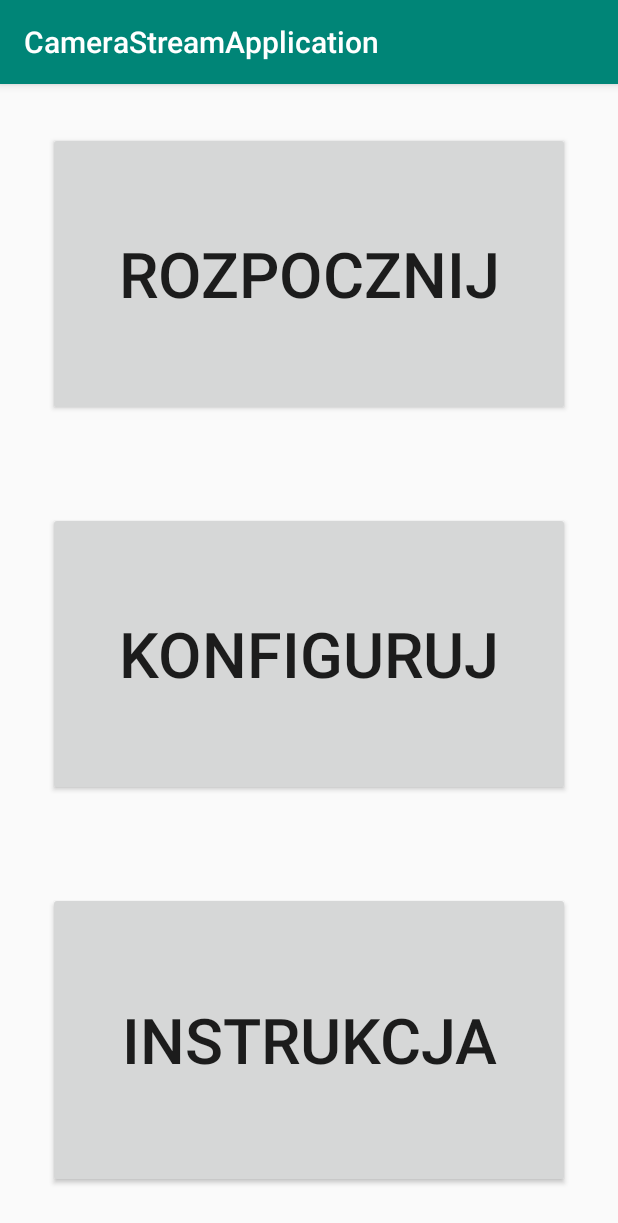
After one commit to MichalMonko/BachelorThesis, an Android app: the MainMenuActivity screen opened directly, with no data from a screen before it, on a phone screen of 412 x 824 dp. The commit adds this screen. Shown: the top 1223 px of the screen. Run offline under Robolectric (Android 15) with nearby library versions, the phone set to English and light mode, and no system bars; network calls fail.

Commit message:
Added menu

```diff
--- /dev/null
+++ b/app/src/main/java/com/example/camerastreamapplication/MainMenuActivity.kt
@@ -0,0 +1,37 @@
+package com.example.camerastreamapplication
+
+import android.Manifest
+import android.content.Intent
+import android.os.Bundle
+import android.support.v4.app.ActivityCompat
+import android.support.v7.app.AppCompatActivity
+import android.util.Log
+import android.view.View
+import kotlinx.android.synthetic.main.activity_main_menu.*
+
+private const val CAMERA_PERMISSION_CODE = 101
+private const val TAG = "MAIN_MENU"
+
+class MainMenuActivity : AppCompatActivity(), View.OnClickListener
+{
+
+    override fun onCreate(savedInstanceState: Bundle?)
+    {
+        super.onCreate(savedInstanceState)
+        setContentView(R.layout.activity_main_menu)
+
+        ActivityCompat.requestPermissions(this, arrayOf(Manifest.permission.CAMERA), CAMERA_PERMISSION_CODE)
+        startButton.setOnClickListener(this)
+    }
+
+    override fun onClick(view: View?)
+    {
+        when (view)
+        {
+            startButton     -> startActivity(Intent(this, MainActivity::class.java))
+            configureButton -> Log.d(TAG, "Configure Clicked")
+            helpButton      -> Log.d(TAG, "Help clicked")
+            else            -> throw IllegalArgumentException("Invalid view passed to on click listener")
+        }
+    }
+}
--- a/app/src/main/java/com/example/camerastreamapplication/audio/AudioNotificator.kt
+++ b/app/src/main/java/com/example/camerastreamapplication/audio/AudioNotificator.kt
@@ -71,7 +71,7 @@ class AudioNotificator(private val activity: Activity)
     {
         if (state != STATE.READY)
         {
-            throw IllegalStateException("notify can be called only from READY state")
+            return
         }
 
         state = STATE.PLAYING
--- /dev/null
+++ b/app/src/main/res/layout/activity_main_menu.xml
@@ -0,0 +1,67 @@
+<?xml version="1.0" encoding="utf-8"?>
+<android.support.constraint.ConstraintLayout xmlns:android="http://schemas.android.com/apk/res/android"
+    xmlns:app="http://schemas.android.com/apk/res-auto"
+    xmlns:tools="http://schemas.android.com/tools"
+    android:layout_width="match_parent"
+    android:layout_height="match_parent"
+    tools:context=".MainMenuActivity">
+
+    <android.support.constraint.Guideline
+        android:id="@+id/guideline"
+        android:layout_width="wrap_content"
+        android:layout_height="wrap_content"
+        android:orientation="horizontal"
+        app:layout_constraintGuide_percent="0.33" />
+
+    <android.support.constraint.Guideline
+        android:id="@+id/guideline2"
+        android:layout_width="wrap_content"
+        android:layout_height="wrap_content"
+        android:orientation="horizontal"
+        app:layout_constraintGuide_percent="0.66" />
+
+    <Button
+        android:id="@+id/startButton"
+        android:layout_width="0dp"
+        android:layout_height="0dp"
+        android:layout_marginStart="32dp"
+        android:layout_marginTop="32dp"
+        android:layout_marginEnd="32dp"
+        android:layout_marginBottom="32dp"
+        android:text="Rozpocznij"
+        android:textSize="42sp"
+        app:layout_constraintBottom_toTopOf="@+id/guideline"
+        app:layout_constraintEnd_toEndOf="parent"
+        app:layout_constraintStart_toStartOf="parent"
+        app:layout_constraintTop_toTopOf="parent" />
+
+    <Button
+        android:id="@+id/configureButton"
+        android:layout_width="0dp"
+        android:layout_height="0dp"
+        android:layout_marginStart="32dp"
+        android:layout_marginTop="32dp"
+        android:layout_marginEnd="32dp"
+        android:layout_marginBottom="32dp"
+        android:text="Konfiguruj"
+        android:textSize="42sp"
+        app:layout_constraintBottom_toTopOf="@+id/guideline2"
+        app:layout_constraintEnd_toEndOf="parent"
+        app:layout_constraintStart_toStartOf="parent"
+        app:layout_constraintTop_toTopOf="@+id/guideline" />
+
+    <Button
+        android:id="@+id/helpButton"
+        android:layout_width="0dp"
+        android:layout_height="0dp"
+        android:layout_marginStart="32dp"
+        android:layout_marginTop="32dp"
+        android:layout_marginEnd="32dp"
+        android:layout_marginBottom="32dp"
+        android:text="Instrukcja"
+        android:textSize="42sp"
+        app:layout_constraintBottom_toBottomOf="parent"
+        app:layout_constraintEnd_toEndOf="parent"
+        app:layout_constraintStart_toStartOf="parent"
+        app:layout_constraintTop_toTopOf="@+id/guideline2" />
+</android.support.constraint.ConstraintLayout>
--- a/build.gradle
+++ b/build.gradle
@@ -8,7 +8,7 @@ buildscript {
 
     }
     dependencies {
-        classpath 'com.android.tools.build:gradle:3.4.2'
+        classpath 'com.android.tools.build:gradle:3.5.0'
         classpath "org.jetbrains.kotlin:kotlin-gradle-plugin:$kotlin_version"
 
         // NOTE: Do not place your application dependencies here; they belong
```
Also changed, not shown: app/src/main/AndroidManifest.xml (+7 -0 lines), app/src/main/java/com/example/camerastreamapplication/CameraPreviewActivity.kt (deleted, +0 -159 lines), app/src/main/java/com/example/camerastreamapplication/MainActivity.kt (+7 -9 lines), app/src/main/res/layout/activity_camera_preview.xml (deleted, +0 -51 lines), gradle/wrapper/gradle-wrapper.properties.
